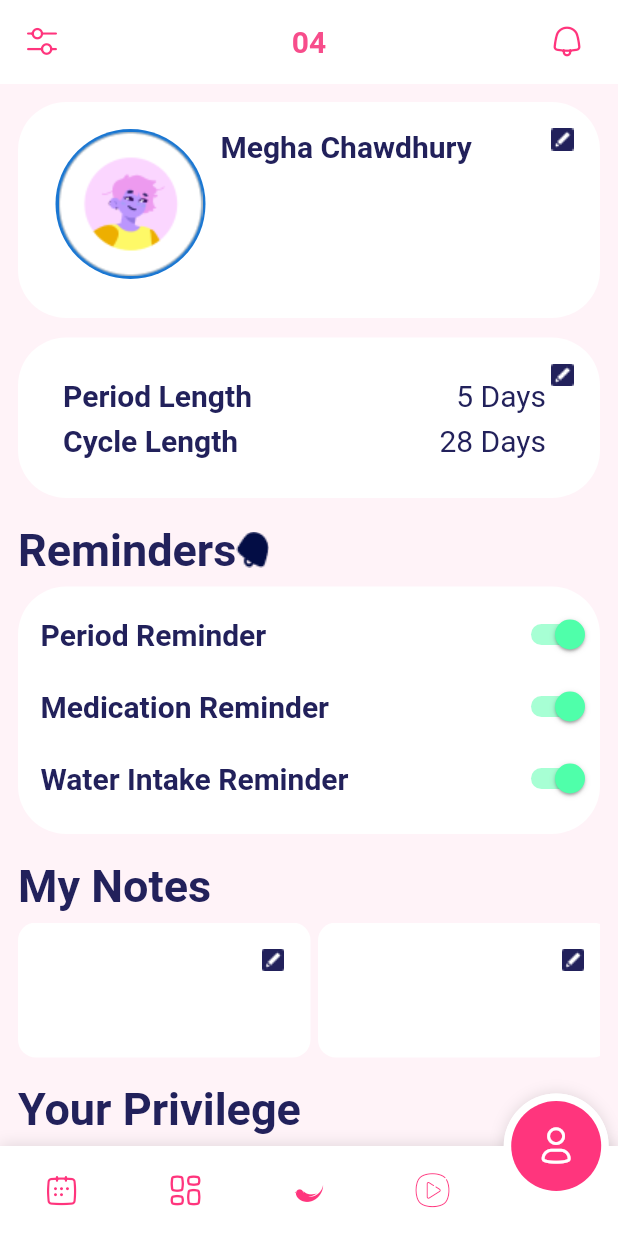
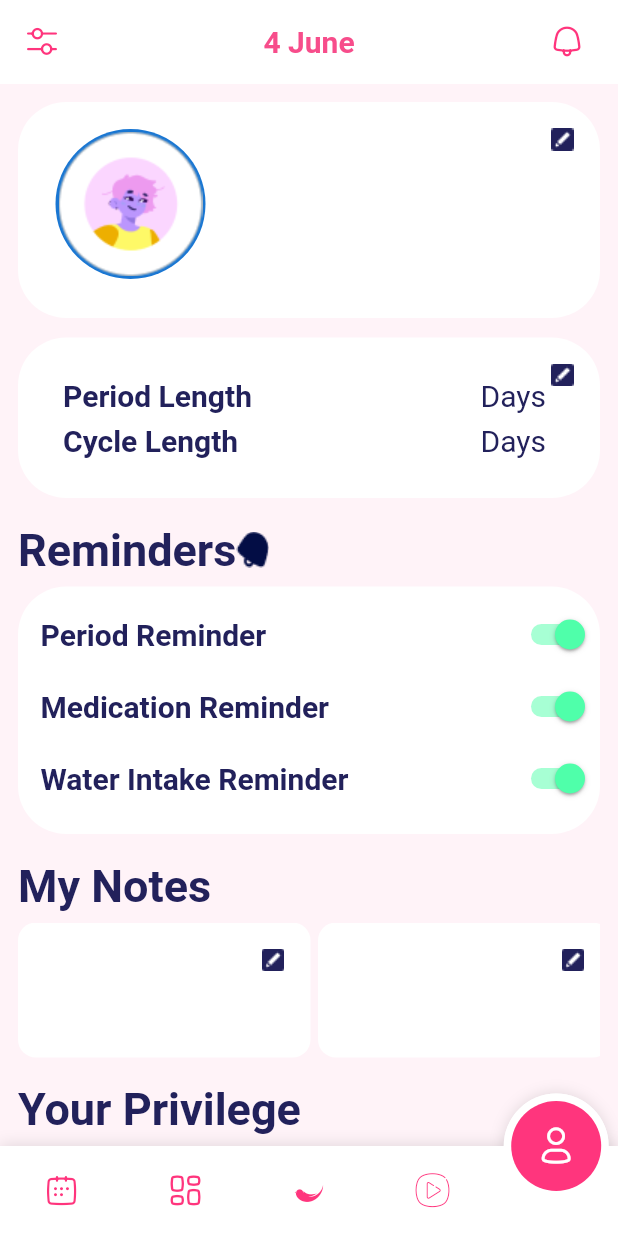
Before and after one commit to MdAsifUrRahmanAbir/chondo_flutter_project, a Flutter app: the BottomNav screen opened directly, item 5 of the bottom bar chosen, on a phone screen of 412 x 824 dp. Run offline on Flutter 3.47's test engine with Material 2 defaults, Android fonts, the phone set to English and light mode, and no system bars; drawn by our look-alikes of fancy_bottom_navigation; our stand-ins replace cloud_firestore, custom_rating_bar, firebase_auth, firebase_core, get, google_fonts and 4 more; missing offline and left inert: flutter_facebook_auth, horizontal_picker, scaffold_gradient_background; accounts and stored records are empty.

Commit message:
new work added

```diff
--- a/lib/controllers/questions_controller.dart
+++ b/lib/controllers/questions_controller.dart
@@ -1,5 +1,10 @@
+import 'package:cloud_firestore/cloud_firestore.dart';
+import 'package:firebase_auth/firebase_auth.dart';
+import 'package:flutter/material.dart';
 import 'package:get/get.dart';
 import 'package:shared_preferences/shared_preferences.dart';
+
+import '../views/bottom_nav_pages/bottom_nav.dart';
 
 class QuestionsController extends GetxController{
 
@@ -23,7 +28,67 @@ set(bool bll) async {
   var cycleLength = 28.0.obs;
   var lastPeriodStartDate = DateTime.now().obs;
 
+ var isLoading = false.obs;
+
+  var dataMap = <String, dynamic>{}.obs;
+
+  @override
+  void onInit() {
+    loadData();
+  }
 
 
 
+  postDetailsToFireStore(BuildContext context) async {
+    //  calling our firestore
+    //  calling our user model
+    //  sending these values
+
+    FirebaseFirestore firebaseFirestore = FirebaseFirestore.instance;
+    User? user = FirebaseAuth.instance.currentUser;
+
+
+
+    var reff = firebaseFirestore.collection('users').doc(user?.uid);
+    final batch = firebaseFirestore.batch();
+
+    batch.update( reff,{
+      'periodL': periodLength.value.toString(),
+      'cycleL': cycleLength.value.toString(),
+      'date': lastPeriodStartDate.value,
+      'isUpdate': true
+    });
+
+    batch.commit().then((value) => goToBottom(context));
+  }
+
+
+  loadData() {
+    final docRef = FirebaseFirestore.instance.collection("users").doc(FirebaseAuth.instance.currentUser?.uid);
+    isLoading.value = true;
+    docRef.get().then(
+          (DocumentSnapshot doc)  {
+         var data = doc.data() as Map<String, dynamic>;
+         dataMap = data.obs;
+
+         //await Future.delayed(const Duration(seconds: 2));
+         isLoading.value = false;
+
+
+        print('data loaded in controller');
+
+
+      },
+      onError: (e) => print("Error getting document: $e"),
+    );
+
+  }
+
+  goToBottom(BuildContext context) async{
+
+    await Future.delayed(const Duration(seconds: 3));
+    //con.set(true);
+    Navigator.pushReplacement(context, MaterialPageRoute(builder: (context)=> BottomNav()));
+  }
+
 }
--- a/lib/views/bottom_nav_pages/bottom_nav.dart
+++ b/lib/views/bottom_nav_pages/bottom_nav.dart
@@ -1,7 +1,9 @@
-import 'package:chondo_flutter_project/views/settings.dart';
 import 'package:chondo_flutter_project/views/notification.dart';
+import 'package:chondo_flutter_project/views/settings_page.dart';
 import 'package:chondo_flutter_project/widgets/my_flutter_app_icons.dart';
+import 'package:cloud_firestore/cloud_firestore.dart';
 import 'package:fancy_bottom_navigation/fancy_bottom_navigation.dart';
+import 'package:firebase_auth/firebase_auth.dart';
 import 'package:flutter/material.dart';
 import 'package:google_fonts/google_fonts.dart';
 import 'package:intl/intl.dart';
@@ -17,8 +19,12 @@ class BottomNav extends StatefulWidget {
 
 class _BottomNavState extends State<BottomNav> {
   int currentPage = 2;
-  DateTime date = DateTime(DateTime.now().day);
-  String now = DateFormat('dd').format(DateTime.now());
+  int month = DateTime.now().month;
+  List months =
+  ['January', 'February', 'March', 'April', 'May','June','July','August','September','October','November','December'];
+
+  int now = DateTime.now().day;
+
 
   final List _pages = [
     ReportPage(),
@@ -35,13 +41,13 @@ class _BottomNavState extends State<BottomNav> {
       appBar: currentPage == 3? null: AppBar(
         shadowColor: Colors.transparent,
         backgroundColor: Colors.white,
-        title: Text(now, style: GoogleFonts.roboto(fontSize: 20, color: const Color(0xffF74D8B), fontWeight: FontWeight.w700,),
+        title: Text('$now ${months[month-1]}', style: GoogleFonts.roboto(fontSize: 20, color: const Color(0xffF74D8B), fontWeight: FontWeight.w700,),
           textAlign: TextAlign.center,),
         centerTitle: true,
         leading:  IconButton(
           icon: const Icon(MyFlutterApp.settings, color: Color(0xffFF357D),),
           onPressed: (){
-            Navigator.push(context, MaterialPageRoute(builder: (context)=> Settings()));
+            Navigator.push(context, MaterialPageRoute(builder: (context)=> SettingsPage()));
           },
 
         ),
--- a/lib/views/bottom_nav_pages/profile_page.dart
+++ b/lib/views/bottom_nav_pages/profile_page.dart
@@ -1,18 +1,27 @@
+import 'package:chondo_flutter_project/models/all_coltroller.dart';
+import 'package:cloud_firestore/cloud_firestore.dart';
 import 'package:firebase_auth/firebase_auth.dart';
-import 'package:flutter/cupertino.dart';
 import 'package:flutter/material.dart';
+import 'package:get/get.dart';
 import 'package:google_fonts/google_fonts.dart';
-
 import 'package:chondo_flutter_project/models/all_views.dart';
 import 'package:scaffold_gradient_background/scaffold_gradient_background.dart';
 
 class ProfilePage extends StatelessWidget {
-  const ProfilePage({Key? key}) : super(key: key);
+   ProfilePage({Key? key, }) : super(key: key);
+
+  //final QuestionsController _controller = Get.put(QuestionsController());
+
+   var data;
+
+
 
    @override
   Widget build(BuildContext context) {
+
+
+
     return ScaffoldGradientBackground(
-
       gradient: const LinearGradient(
         begin: Alignment.topCenter,
         end: Alignment.bottomCenter,
@@ -25,8 +34,23 @@ class ProfilePage extends StatelessWidget {
 
       body: SingleChildScrollView(
         child: Padding(
-          padding: EdgeInsets.all(12),
-          child: Column(
+          padding: const EdgeInsets.all(12),
+          child: FutureBuilder(
+            future: FirebaseFirestore.instance.collection('users').doc(FirebaseAuth.instance.currentUser!.uid).get(),
+
+            builder: (context, snapshot){
+              data = snapshot.data;
+
+              if(data==null){
+                return  const Center(
+                    child: CircularProgressIndicator(
+
+                      color: Color(0xffF74E8B),
+                    )
+                );
+              }
+
+              return  Column(
                 mainAxisAlignment: MainAxisAlignment.start,
                 crossAxisAlignment: CrossAxisAlignment.start,
                 children: [
@@ -55,7 +79,7 @@ class ProfilePage extends StatelessWidget {
 
                               const SizedBox(width: 10,),
 
-                          Text('Megha Chawdhury',
+                              Text('${data['firstName']??''} ${data['secondName']??''}',
                                 style: GoogleFonts.roboto(fontSize: 20, color: const Color(0xff22215B), fontWeight: FontWeight.w700,),
                                 textAlign: TextAlign.center,),
                             ],
@@ -98,7 +122,7 @@ class ProfilePage extends StatelessWidget {
                                     style: GoogleFonts.roboto(fontSize: 20, color: const Color(0xff22215B), fontWeight: FontWeight.w700,),
                                     textAlign: TextAlign.start,),
                                   const Spacer(),
-                              Text('5 Days',
+                                  Text('${data['periodL']??''} Days',
                                     style: GoogleFonts.roboto(fontSize: 20, color: const Color(0xff22215B), fontWeight: FontWeight.w400,),
                                     textAlign: TextAlign.start,),
                                 ],
@@ -110,7 +134,7 @@ class ProfilePage extends StatelessWidget {
                                     style: GoogleFonts.roboto(fontSize: 20, color: const Color(0xff22215B), fontWeight: FontWeight.w700,),
                                     textAlign: TextAlign.start,),
                                   const Spacer(),
-                              Text('28 Days',
+                                  Text('${data['cycleL']??''} Days',
                                     style: GoogleFonts.roboto(fontSize: 20, color: const Color(0xff22215B), fontWeight: FontWeight.w400,),
                                     textAlign: TextAlign.start,),
                                 ],
@@ -124,7 +148,7 @@ class ProfilePage extends StatelessWidget {
                           right: 1,
                           child: IconButton(
                             onPressed: (){
-
+                              Navigator.pushReplacement(context, MaterialPageRoute(builder: (context)=> LangPage()));
                             },
                             icon: Image.asset('assets/logos/editicon.png', ),
                           ),
@@ -294,7 +318,10 @@ class ProfilePage extends StatelessWidget {
                     ],
                   )
                 ],
-          ),
+              );
+            },
+
+          )
         ),
       ),
     );
--- a/lib/views/questions/question3.dart
+++ b/lib/views/questions/question3.dart
@@ -97,6 +97,9 @@ class Question3 extends StatelessWidget {
                    },
                    onDaySelected: (selectedDay, focusedDay) {
 
+
+
+                     // _controller.lastPeriodStartDate.value = selectedDay;
                      _controller.lastPeriodStartDate.value = selectedDay;
 
                    },
@@ -111,7 +114,7 @@ class Question3 extends StatelessWidget {
               InkWell(
                 onTap: (){
                   print(_controller.lastPeriodStartDate.value);
-                  Navigator.pushReplacement(context, MaterialPageRoute(builder: (context)=> Question4()));
+                  Navigator.pushReplacement(context, MaterialPageRoute(builder: (context)=> const Question4()));
                 },
                 child: Container(
                     alignment: Alignment.center,
--- a/lib/views/settings.dart
+++ b/lib/views/settings_page.dart
@@ -2,8 +2,8 @@ import 'package:flutter/material.dart';
 import 'package:google_fonts/google_fonts.dart';
 import 'package:scaffold_gradient_background/scaffold_gradient_background.dart';
 
-class Settings extends StatelessWidget {
-   Settings({Key? key}) : super(key: key);
+class SettingsPage extends StatelessWidget {
+   SettingsPage({Key? key}) : super(key: key);
 
 
   bool value = false;
```
Also changed, not shown: lib/models/user_model.dart (+9 -2 lines), lib/views/bottom_nav_pages/home_page.dart (+12 -5 lines), lib/views/questions/question4.dart (+6 -8 lines), lib/views/splash_screen.dart (+23 -1 lines). Lines whose indentation alone changed are shown as unchanged.
